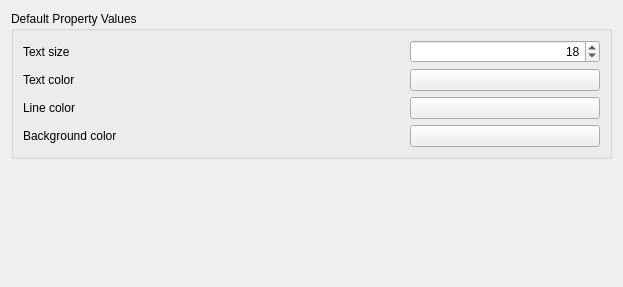
Above: src/Mod/Measure/Gui/DlgPrefsMeasureAppearanceImp.ui from southseact-3d/fcd before the change. Below: the same form after it.
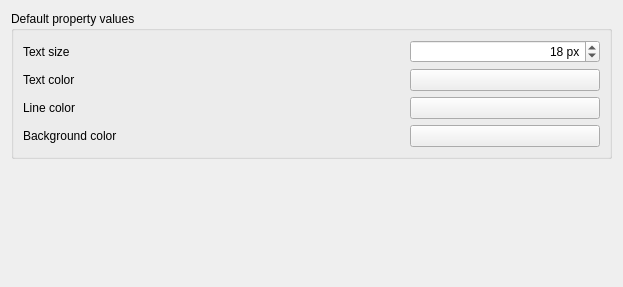
That is the form after the change. Icons and pictures are not drawn. Custom widgets are drawn as their Qt base class.

Commit message: Measure: Prefs: add unit to DefaultFontSize (px) and title in sentence case

Diff of the .ui file:
```diff
--- a/src/Mod/Measure/Gui/DlgPrefsMeasureAppearanceImp.ui
+++ b/src/Mod/Measure/Gui/DlgPrefsMeasureAppearanceImp.ui
@@ -48,7 +48,7 @@
       </size>
      </property>
      <property name="title">
-      <string>Default Property Values</string>
+      <string>Default property values</string>
      </property>
      <layout class="QVBoxLayout" name="verticalLayout_2">
       <item>
@@ -72,6 +72,9 @@
           <property name="alignment">
            <set>Qt::AlignRight|Qt::AlignTrailing|Qt::AlignVCenter</set>
           </property>
+          <property name="suffix">
+           <string> px</string>
+          </property>
           <property name="minimum">
            <number>1</number>
           </property>
```
